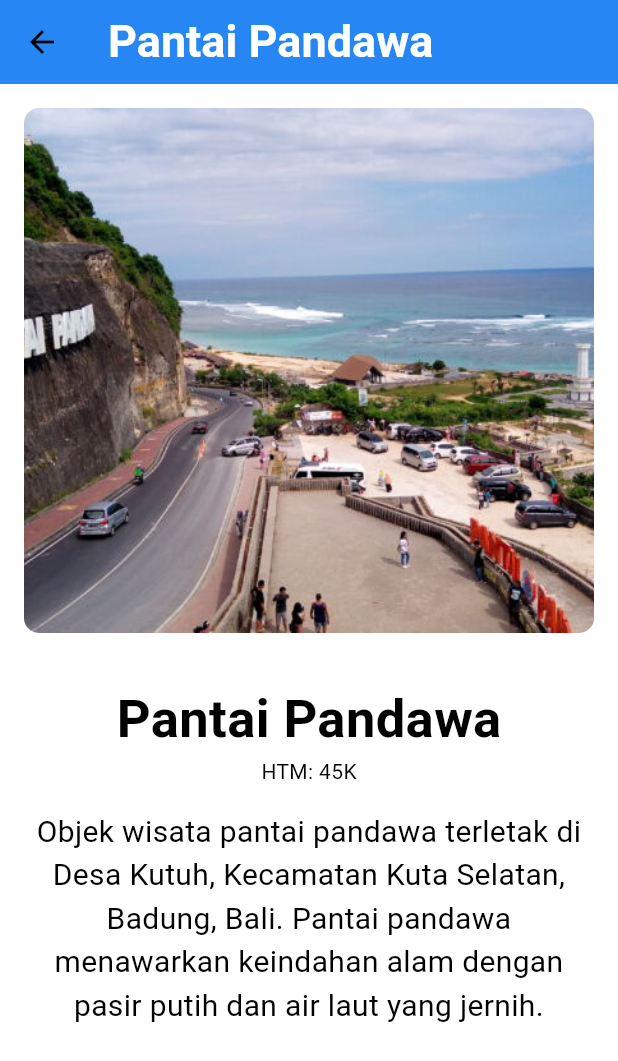
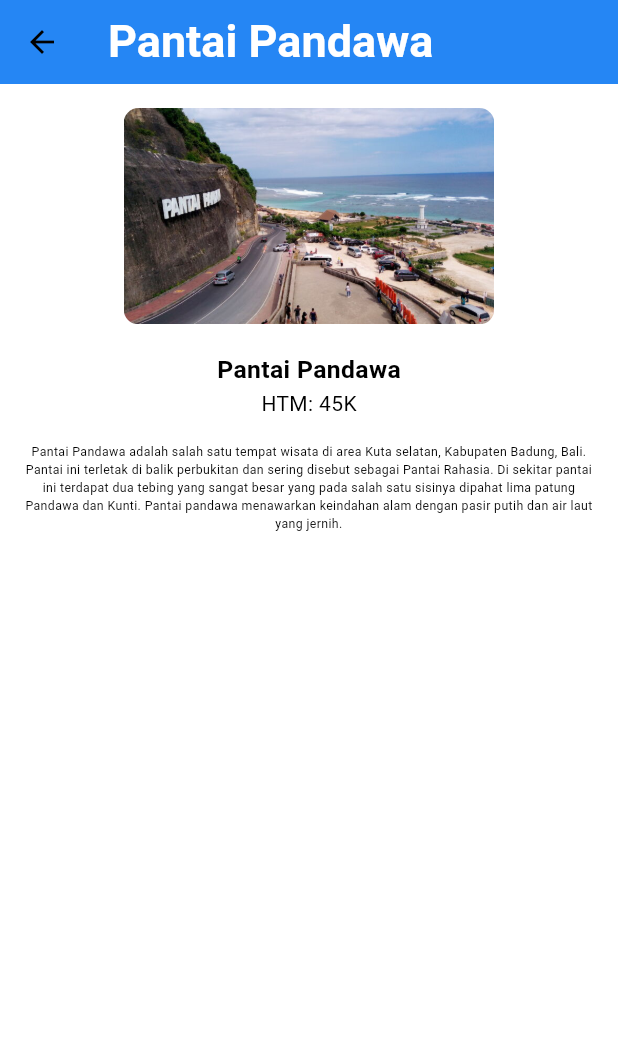
Before and after one commit to adjiemkyn/uas_flutter, a Flutter app: the screen it shows after launch, after a tap on "Pantai Pandawa", on a phone screen of 412 x 824 dp. Shown: the top 1061 px of the screen. Run offline on Flutter 3.47's test engine with Material 3 defaults, Android fonts, the phone set to English and light mode, and no system bars; Roboto replaces fonts that are missing (MyCustomFont).

Commit message:
responsive detail

```diff
--- a/lib/data/details.dart
+++ b/lib/data/details.dart
@@ -8,6 +8,9 @@ class DetailScreen extends StatelessWidget {
 
   @override
   Widget build(BuildContext context) {
+    // Mendapatkan informasi tentang ukuran layar menggunakan MediaQuery
+    final Size screenSize = MediaQuery.of(context).size;
+
     return Scaffold(
       appBar: AppBar(
         title: Text(
@@ -30,20 +33,26 @@ class DetailScreen extends StatelessWidget {
                 borderRadius: BorderRadius.circular(10),
                 child: Image.asset(
                   lokasii.image,
-                  width: 600,
-                  height: 350,
+                  // width: 700,
+                  // height: 350,
+                  // fit: BoxFit.cover,
+                  width: screenSize.width *
+                      0.6, // Lebar gambar mengikuti lebar layar
+                  height: screenSize.width *
+                      0.35, // Tinggi gambar mengikuti lebar layar dengan rasio tertentu
                   fit: BoxFit.cover,
                 ),
               ),
             ),
             SizedBox(
-              height: 16,
+              height: 3,
             ),
             Text(
               lokasii.name,
               style: TextStyle(
                 fontWeight: FontWeight.bold,
-                fontSize: 35,
+                fontSize: screenSize.width *
+                    0.04, // Ukuran font mengikuti lebar layar
               ),
             ),
             Text('HTM: ${lokasii.htm}'),
@@ -51,11 +60,11 @@ class DetailScreen extends StatelessWidget {
               padding: const EdgeInsets.all(16.0),
               child: Text(
                 lokasii.deskripsi,
-                maxLines: 15,
                 textAlign: TextAlign.center,
                 style: TextStyle(
                   fontFamily: 'MyCustomFont',
-                  fontSize: 20,
+                  fontSize: screenSize.width *
+                      0.02, // Ukuran font mengikuti lebar layar
                   color: Colors.black,
                 ),
               ),
--- a/lib/data/list_tempat.dart
+++ b/lib/data/list_tempat.dart
@@ -13,7 +13,7 @@ List<lokasi> dataWisata = [
       name: 'Pantai Pandawa',
       htm: '45K',
       deskripsi:
-          'Objek wisata pantai pandawa terletak di Desa Kutuh, Kecamatan Kuta Selatan, Badung, Bali. Pantai pandawa menawarkan keindahan alam dengan pasir putih dan air laut yang jernih.',
+          'Pantai Pandawa adalah salah satu tempat wisata di area Kuta selatan, Kabupaten Badung, Bali. Pantai ini terletak di balik perbukitan dan sering disebut sebagai Pantai Rahasia. Di sekitar pantai ini terdapat dua tebing yang sangat besar yang pada salah satu sisinya dipahat lima patung Pandawa dan Kunti. Pantai pandawa menawarkan keindahan alam dengan pasir putih dan air laut yang jernih.',
       image: 'assets/Pantai-Pandawa.jpg'),
   lokasi(
       name: 'Garuda Wisnu Kencana',
```
